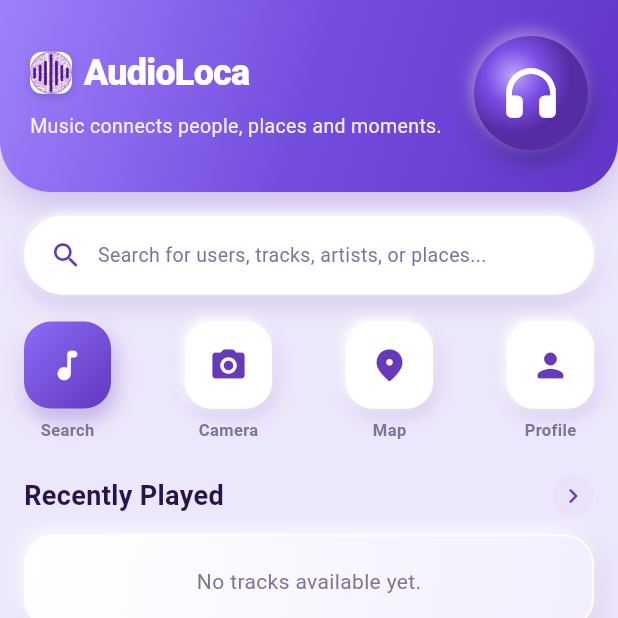
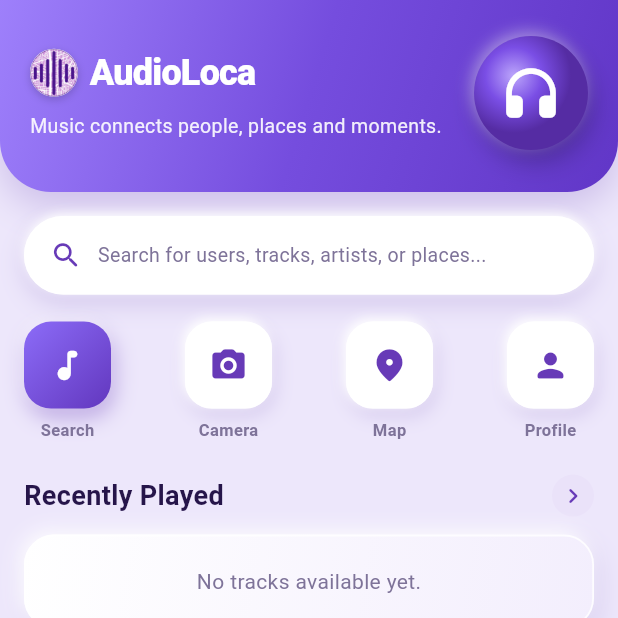
Before and after one commit to xtianvelasquez/audioloca, a Flutter app: the Tab1 screen opened directly, on a phone screen of 412 x 824 dp, the top half of it. Run offline on Flutter 3.47's test engine with Material 3 defaults, Android fonts, the phone set to English and light mode, and no system bars; our stand-ins replace cached_network_image, camera, file_picker, flutter_map, flutter_secure_storage, geolocator and 6 more; missing offline and left inert: audio_session, flutter_web_auth_2, google_mlkit_face_detection, spotify_sdk, tflite_flutter; accounts and stored records are empty.

Commit message:
Refactor user avatar components to use circular shapes and improve styling consistency across tabs

```diff
--- a/audioloca/lib/tab1/tab1.page.dart
+++ b/audioloca/lib/tab1/tab1.page.dart
@@ -508,21 +508,20 @@ class Tab1State extends State<Tab1> with TickerProviderStateMixin {
                 Row(
                   children: [
                     Container(
-                      width: 28,
-                      height: 28,
+                      width: 32,
+                      height: 32,
                       decoration: BoxDecoration(
+                        shape: BoxShape.circle,
                         color: Colors.white,
-                        borderRadius: BorderRadius.circular(8),
                         boxShadow: [
                           BoxShadow(
-                            color: Colors.black.withValues(alpha: 0.15),
+                            color: Colors.black.withValues(alpha: 0.18),
                             offset: const Offset(0, 2),
                             blurRadius: 4,
                           ),
                         ],
                       ),
-                      child: ClipRRect(
-                        borderRadius: BorderRadius.circular(8),
+                      child: ClipOval(
                         child: Image.asset(
                           'assets/images/audioloca.png',
                           fit: BoxFit.cover,
```
Also changed, not shown: audioloca/lib/tab4/tab4.page.dart (+5 -6 lines), audioloca/lib/tab5/tab5.page.dart (+22 -10 lines), audioloca/lib/view/user.header.dart (+20 -7 lines).
